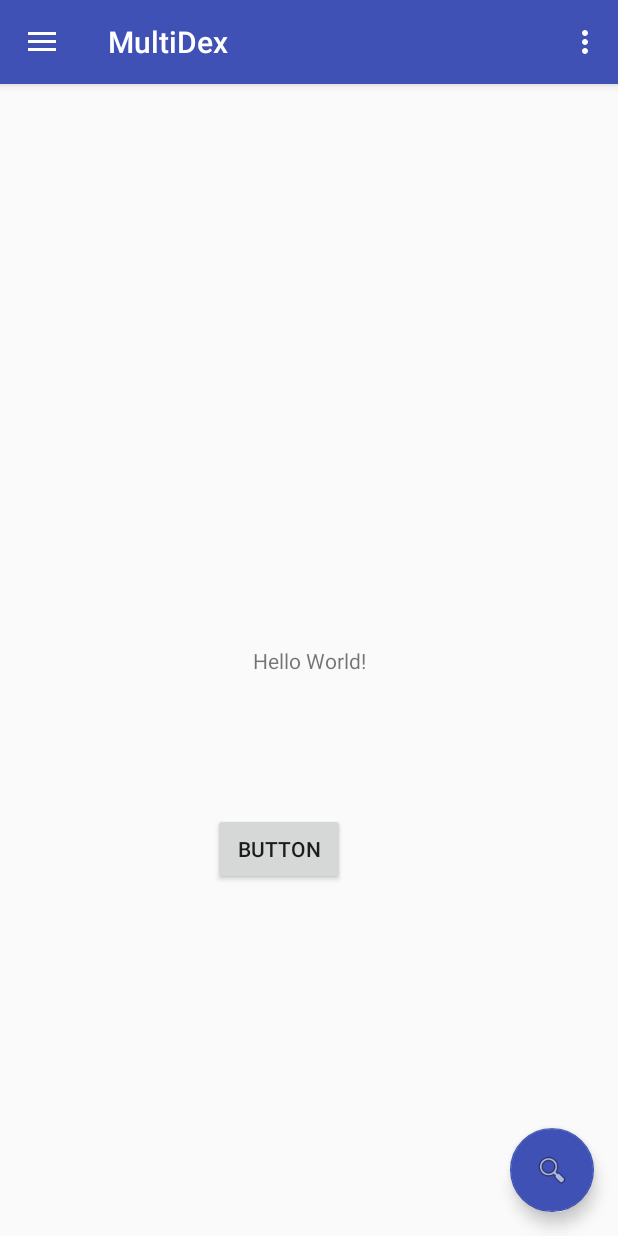
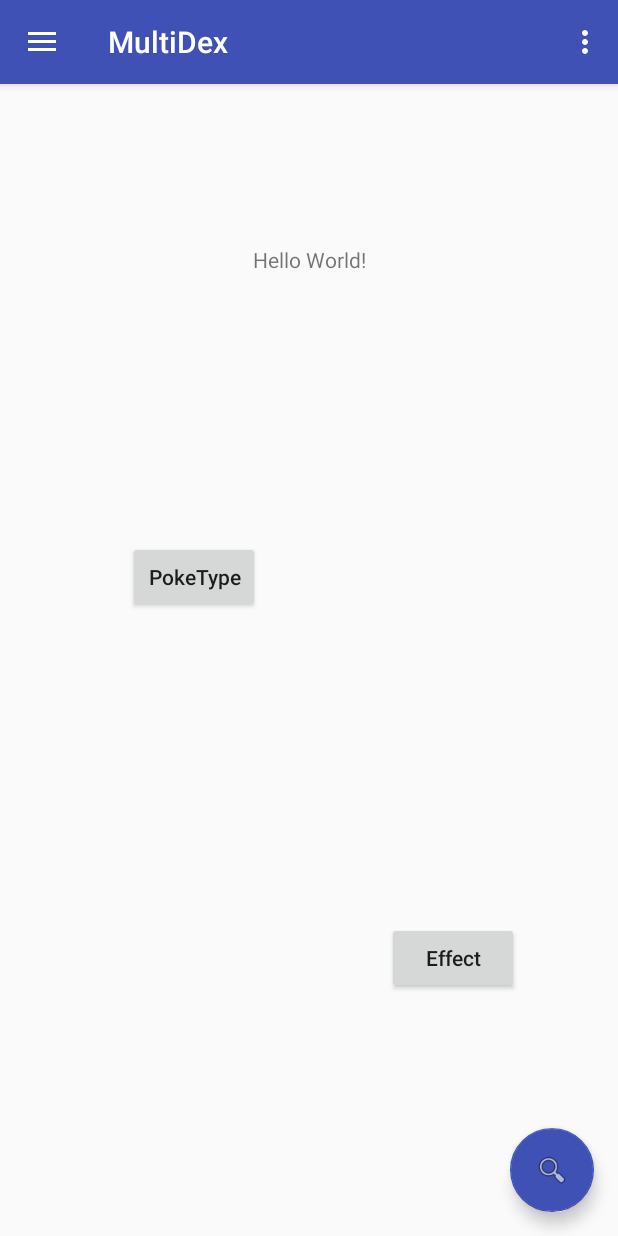
Before and after one commit to SlinkyPotato/MultiDex, an Android app: the screen it shows after launch (MainActivity), on a phone screen of 412 x 824 dp. Run offline under Robolectric (Android 15) with nearby library versions, the phone set to English and light mode, and no system bars; libraries missing offline, so code that uses them is left out: io.realm; 10 statements that could not run were skipped.

```diff
--- a/mobile/src/main/java/xyz/venfo/apps/multidex/MainActivity.kt
+++ b/mobile/src/main/java/xyz/venfo/apps/multidex/MainActivity.kt
@@ -18,6 +18,7 @@ import io.realm.Realm
 import io.realm.RealmConfiguration
 import io.realm.RealmQuery
 import io.realm.RealmResults
+import xyz.venfo.apps.multidex.pokemon.PokeType
 import xyz.venfo.apps.multidex.pokemon.PokeTypeId
 import kotlin.properties.Delegates
 
@@ -32,14 +33,22 @@ class MainActivity : AppCompatActivity(), NavigationView.OnNavigationItemSelecte
 
     val helloText: TextView = findViewById(R.id.helloText) as TextView
     val helloBtn: Button = findViewById(R.id.helloBtn) as Button
+    val pokeTypeBtn: Button = findViewById(R.id.pokeTypeBtn) as Button
 
     realm = Realm.getDefaultInstance()
 
     helloBtn.setOnClickListener {
       val realmQuery: RealmQuery<PokeTypeId> = realm.where(PokeTypeId::class.java)
-      realmQuery.equalTo("id", 5)
+      realmQuery.equalTo("id", 15)
       val result: PokeTypeId = realmQuery.findFirst()
       helloText.text = result.type
+    }
+
+    pokeTypeBtn.setOnClickListener {
+      val realmQuery: RealmQuery<PokeType> = realm.where(PokeType::class.java)
+      realmQuery.equalTo("id", 0)
+      val normalType: PokeType = realmQuery.findFirst()
+      pokeTypeBtn.text = normalType.type
     }
 
     val fab = findViewById(R.id.fab) as FloatingActionButton
--- a/mobile/src/main/res/layout/content_nav.xml
+++ b/mobile/src/main/res/layout/content_nav.xml
@@ -6,29 +6,43 @@
                                              android:layout_height="match_parent"
                                              app:layout_behavior="@string/appbar_scrolling_view_behavior"
                                              tools:context="xyz.venfo.apps.multidex.MainActivity"
-    tools:showIn="@layout/app_bar_nav">
+                                             tools:showIn="@layout/app_bar_nav"
+                                             tools:layout_editor_absoluteY="81dp"
+                                             tools:layout_editor_absoluteX="0dp">
 
     <TextView
         android:id="@+id/helloText"
         android:layout_width="wrap_content"
         android:layout_height="wrap_content"
         android:text="Hello World!"
-        app:layout_constraintBottom_toBottomOf="parent"
+        android:textAlignment="center"
         app:layout_constraintLeft_toLeftOf="parent"
         app:layout_constraintRight_toRightOf="parent"
-        app:layout_constraintTop_toTopOf="parent"/>
+        app:layout_constraintTop_toTopOf="parent"
+        android:layout_marginTop="107dp"/>
 
     <Button
         android:id="@+id/helloBtn"
         android:layout_width="wrap_content"
         android:layout_height="wrap_content"
-        android:text="Button"
-        android:layout_marginTop="55dp"
-        app:layout_constraintTop_toBottomOf="@+id/helloText"
+        android:layout_marginLeft="8dp"
+        android:layout_marginRight="8dp"
+        android:layout_marginTop="178dp"
+        android:text="@string/btn2"
+        android:textAllCaps="false"
+        app:layout_constraintLeft_toLeftOf="parent"
+        app:layout_constraintRight_toLeftOf="@+id/pokeTypeBtn"
+        app:layout_constraintTop_toBottomOf="@+id/helloText"/>
+
+    <Button
+        android:id="@+id/pokeTypeBtn"
+        android:layout_width="wrap_content"
+        android:layout_height="wrap_content"
+        android:layout_marginBottom="161dp"
+        android:layout_marginRight="66dp"
+        android:text="@string/btn1"
+        android:textAllCaps="false"
         app:layout_constraintBottom_toBottomOf="parent"
-        android:layout_marginBottom="8dp"
-        app:layout_constraintVertical_bias="0.14"
-        android:layout_marginStart="142dp"
-        app:layout_constraintLeft_toLeftOf="parent"/>
+        app:layout_constraintRight_toRightOf="parent"/>
 
 </android.support.constraint.ConstraintLayout>
--- a/mobile/src/main/res/raw/type_effects.json
+++ b/mobile/src/main/res/raw/type_effects.json
@@ -1,6 +1,6 @@
 [
   {
-    "type": 0,
+    "id": 0,
     "halfDmg": [12, 16],
     "noDmg": [13],
     "normalDmg": [0, 1, 2, 3, 4, 5, 6, 7, 8, 9, 10, 11, 13, 15, 17],
--- a/mobile/src/main/res/values/strings.xml
+++ b/mobile/src/main/res/values/strings.xml
@@ -5,4 +5,6 @@
     <string name="navigation_drawer_close">Close navigation drawer</string>
 
     <string name="action_settings">Settings</string>
+    <string name="btn1">Effect</string>
+    <string name="btn2">PokeType</string>
 </resources>
```
Also changed, not shown: mobile/src/main/java/xyz/venfo/apps/multidex/MultiDexApp.kt (+12 -16 lines), mobile/src/main/java/xyz/venfo/apps/multidex/pokemon/PokeType.kt (+26 -40 lines), mobile/src/main/java/xyz/venfo/apps/multidex/pokemon/PokeTypeId.kt (+19 -0 lines). Lines whose indentation alone changed are shown as unchanged.
